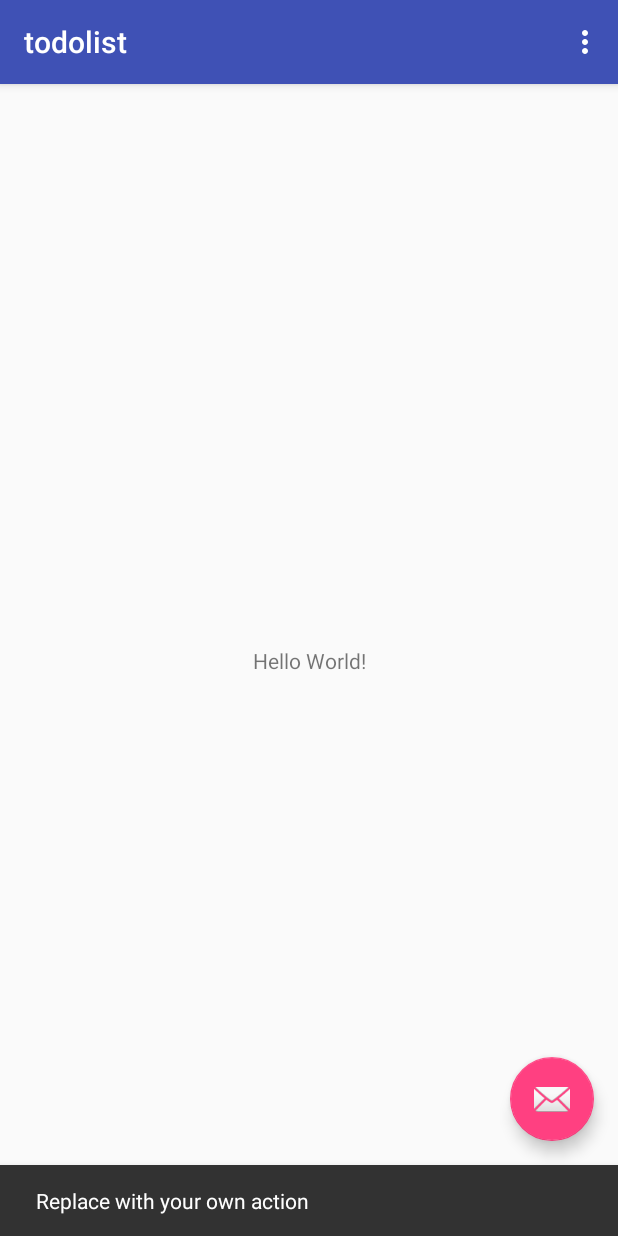
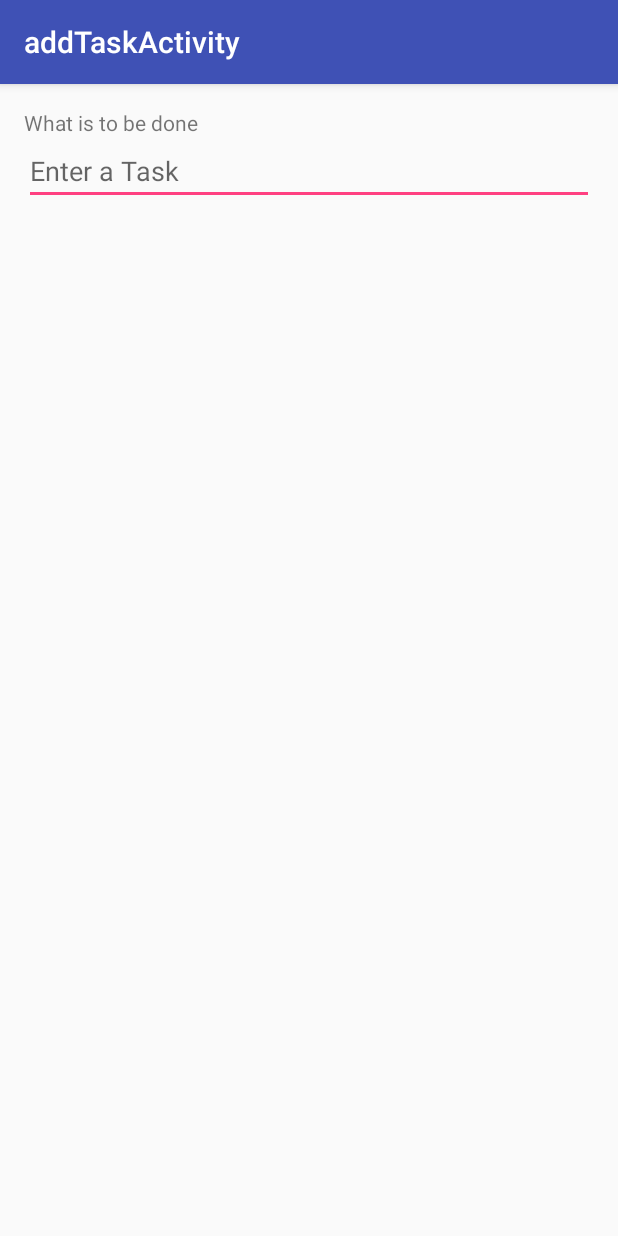
Before and after one commit to charlottestoffel1213/todolist, an Android app: the screen it shows after launch (MainActivity before the commit, addTaskActivity after it), after a tap on an icon or button, on a phone screen of 412 x 824 dp. Run offline under Robolectric (Android 15) with nearby library versions, the phone set to English and light mode, and no system bars; our stand-ins replace Firebase (no records; nobody signed in at launch, a user with empty details on screens opened directly); 1 statement that could not run was skipped.

Commit message:
init project, firebase connect, realtime db project + add 2 view

```diff
--- a/app/src/main/java/com/thauvi_a/todolist/MainActivity.java
+++ b/app/src/main/java/com/thauvi_a/todolist/MainActivity.java
@@ -1,5 +1,6 @@
 package com.thauvi_a.todolist;
 
+import android.content.Intent;
 import android.os.Bundle;
 import android.support.design.widget.FloatingActionButton;
 import android.support.design.widget.Snackbar;
@@ -22,8 +23,9 @@ public class MainActivity extends AppCompatActivity {
         fab.setOnClickListener(new View.OnClickListener() {
             @Override
             public void onClick(View view) {
-                Snackbar.make(view, "Replace with your own action", Snackbar.LENGTH_LONG)
-                        .setAction("Action", null).show();
+                Intent intent = new Intent(MainActivity.this, addTaskActivity.class);
+                startActivity(intent);
+
             }
         });
     }
--- /dev/null
+++ b/app/src/main/java/com/thauvi_a/todolist/addTaskActivity.java
@@ -0,0 +1,51 @@
+package com.thauvi_a.todolist;
+
+import android.os.Bundle;
+import android.support.v7.app.AppCompatActivity;
+import android.support.v7.widget.Toolbar;
+import android.view.MenuItem;
+import android.widget.EditText;
+
+import com.google.firebase.database.DatabaseReference;
+import com.google.firebase.database.FirebaseDatabase;
+
+/**
+ * Created by thauvi_a on 1/10/18.
+ * <p>
+ * ******************************
+ * * BOOM BITCH GET OUT THE WAY *
+ * ******************************
+ */
+
+public class addTaskActivity extends AppCompatActivity {
+    private FirebaseDatabase db;
+    private DatabaseReference myRef;
+    EditText editText;
+
+    @Override
+    protected void onCreate(Bundle savedInstanceState) {
+        super.onCreate(savedInstanceState);
+        setContentView(R.layout.add_task);
+        Toolbar toolbar = (Toolbar) findViewById(R.id.toolbar);
+        setSupportActionBar(toolbar);
+    }
+
+    @Override
+    public boolean onOptionsItemSelected(MenuItem item) {
+        // Handle action bar item clicks here. The action bar will
+        // automatically handle clicks on the Home/Up button, so long
+        // as you specify a parent activity in AndroidManifest.xml.
+        int id = item.getItemId();
+        editText = findViewById(R.id.desc);
+        String desc = editText.getText().toString();
+        //noinspection SimplifiableIfStatement
+        if (id == R.id.action_save) {
+            myRef = db.getInstance().getReference().child("Task");
+            DatabaseReference newTask = myRef.push();
+            newTask.child("name").setValue(desc);
+            return true;
+        }
+
+        return super.onOptionsItemSelected(item);
+    }
+}
--- a/app/src/main/res/layout/activity_main.xml
+++ b/app/src/main/res/layout/activity_main.xml
@@ -20,14 +20,14 @@
 
     </android.support.design.widget.AppBarLayout>
 
-    <include layout="@layout/content_main" />
-
     <android.support.design.widget.FloatingActionButton
         android:id="@+id/fab"
+        app:fabSize="normal"
         android:layout_width="wrap_content"
         android:layout_height="wrap_content"
         android:layout_gravity="bottom|end"
         android:layout_margin="@dimen/fab_margin"
-        app:srcCompat="@android:drawable/ic_dialog_email" />
+        android:src="@drawable/ic_add_circle_outline_black_24dp"
+        />
 
 </android.support.design.widget.CoordinatorLayout>
--- /dev/null
+++ b/app/src/main/res/layout/add_task.xml
@@ -0,0 +1,25 @@
+<?xml version="1.0" encoding="utf-8"?>
+<LinearLayout xmlns:android="http://schemas.android.com/apk/res/android"
+    android:layout_width="match_parent"
+    android:layout_height="match_parent"
+    xmlns:tools="http://schemas.android.com/tools"
+    android:orientation="vertical"
+    android:paddingBottom="16dp"
+    android:paddingStart="16dp"
+    android:paddingEnd="16dp"
+    android:paddingTop="16dp"
+
+    tools:context=".addTaskActivity">
+
+    <TextView
+        android:layout_width="match_parent"
+        android:layout_height="wrap_content"
+        android:text="@string/title"/>
+
+    <EditText
+        android:layout_width="match_parent"
+        android:layout_height="wrap_content"
+        android:id="@+id/desc"
+        android:hint="@string/desc"/>
+
+</LinearLayout>
--- a/app/src/main/res/layout/content_main.xml
+++ /dev/null
@@ -1,20 +0,0 @@
-<?xml version="1.0" encoding="utf-8"?>
-<android.support.constraint.ConstraintLayout xmlns:android="http://schemas.android.com/apk/res/android"
-    xmlns:app="http://schemas.android.com/apk/res-auto"
-    xmlns:tools="http://schemas.android.com/tools"
-    android:layout_width="match_parent"
-    android:layout_height="match_parent"
-    app:layout_behavior="@string/appbar_scrolling_view_behavior"
-    tools:context="com.thauvi_a.todolist.MainActivity"
-    tools:showIn="@layout/activity_main">
-
-    <TextView
-        android:layout_width="wrap_content"
-        android:layout_height="wrap_content"
-        android:text="Hello World!"
-        app:layout_constraintBottom_toBottomOf="parent"
-        app:layout_constraintLeft_toLeftOf="parent"
-        app:layout_constraintRight_toRightOf="parent"
-        app:layout_constraintTop_toTopOf="parent" />
-
-</android.support.constraint.ConstraintLayout>
```
Also changed, not shown: app/build.gradle (+5 -4 lines), app/src/main/AndroidManifest.xml (+7 -2 lines), app/src/main/res/menu/menu_task.xml (added, +10 -0 lines), app/src/main/res/values/strings.xml (+14 -0 lines), app/src/main/res/drawable-hdpi/ic_add_circle_outline_black_24dp.png (added), app/src/main/res/drawable-mdpi/ic_add_circle_outline_black_24dp.png (added), app/src/main/res/drawable-xhdpi/ic_add_circle_outline_black_24dp.png (added), app/src/main/res/drawable-xxhdpi/ic_add_circle_outline_black_24dp.png (added), app/src/main/res/drawable-xxxhdpi/ic_add_circle_outline_black_24dp.png (added), app/src/main/res/mipmap-hdpi/ic_launcher.png, app/src/main/res/mipmap-mdpi/ic_launcher.png, app/src/main/res/mipmap-xhdpi/ic_launcher.png, app/src/main/res/mipmap-xxhdpi/ic_launcher.png, app/src/main/res/mipmap-xxxhdpi/ic_launcher.png.
